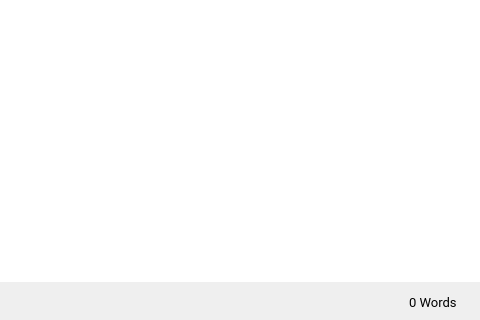
Qt form src/editorwidget.ui (theshadowx/notes) before a commit; both pictures show x 114 to 594 and y 96 to 416 of the 594 by 416 pixel window.
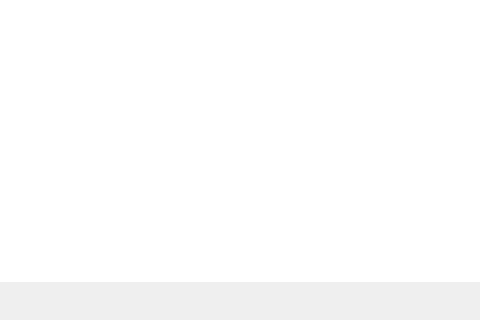
The same form after that commit.

Commit message: removing number of word labels

```diff
--- a/src/editorwidget.ui
+++ b/src/editorwidget.ui
@@ -247,31 +247,6 @@
            </property>
           </spacer>
          </item>
-         <item>
-          <widget class="QLabel" name="label">
-           <property name="maximumSize">
-            <size>
-             <width>16777215</width>
-             <height>23</height>
-            </size>
-           </property>
-           <property name="font">
-            <font>
-             <family>Roboto</family>
-             <pointsize>10</pointsize>
-            </font>
-           </property>
-           <property name="text">
-            <string>0 Words</string>
-           </property>
-           <property name="scaledContents">
-            <bool>true</bool>
-           </property>
-           <property name="textInteractionFlags">
-            <set>Qt::NoTextInteraction</set>
-           </property>
-          </widget>
-         </item>
          <item>
           <spacer name="horizontalSpacer_2">
            <property name="orientation">
```
